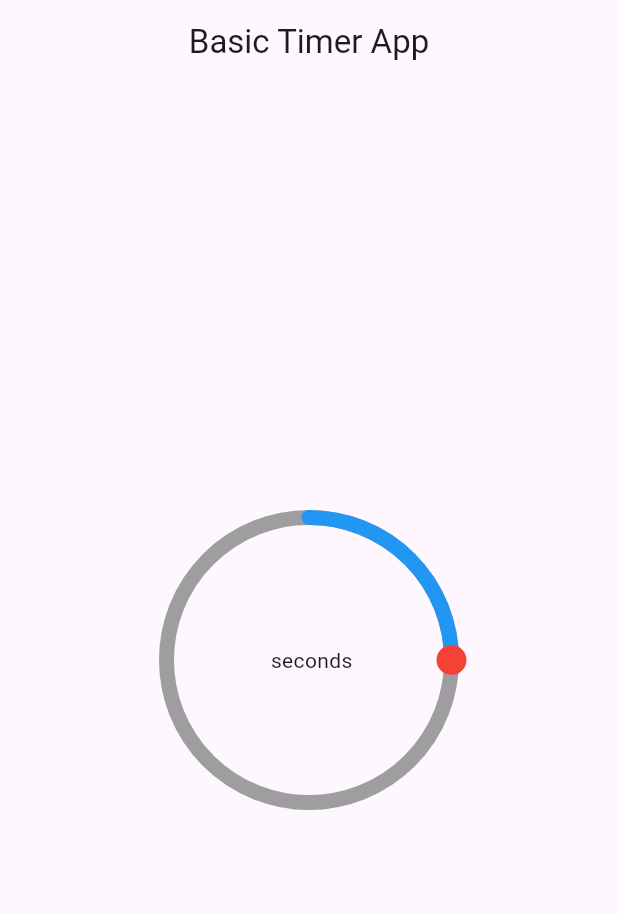
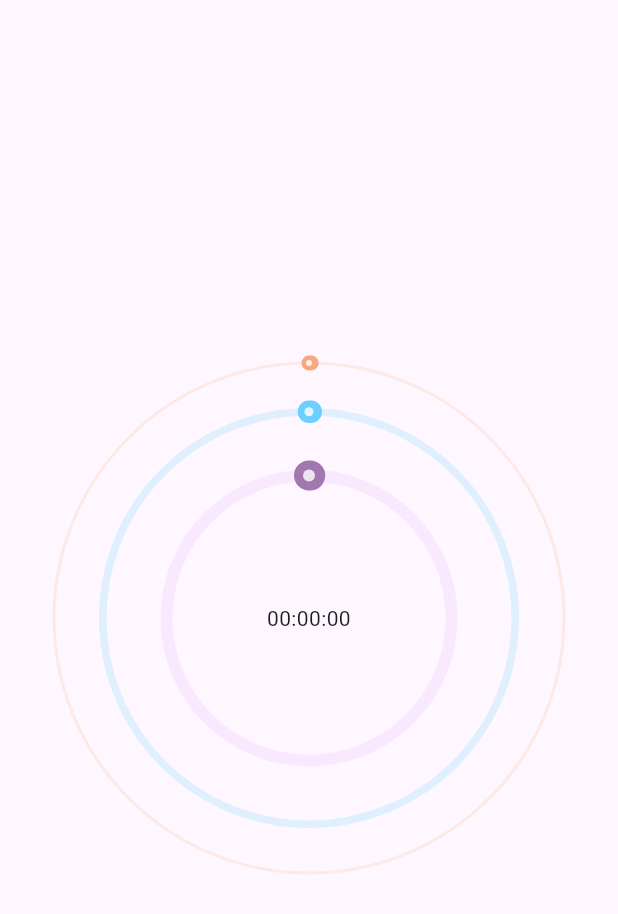
Before and after one commit to Ben-Vollrath/basic-timer-app, a Flutter app: the screen it shows after launch, on a phone screen of 412 x 824 dp. Shown: the top 914 px of the screen. Run offline on Flutter 3.47's test engine with Material 3 defaults, Android fonts, the light colour scheme and no system bars; drawn by our look-alikes of sleek_circular_slider.

Commit message:
Added tripple slider with animation for timer

```diff
--- a/lib/main.dart
+++ b/lib/main.dart
@@ -10,7 +10,7 @@ class MainApp extends StatelessWidget {
 
   @override
   Widget build(BuildContext context) {
-    return MaterialApp(
+    return const MaterialApp(
       home: HomePage()
     );
   }
--- a/lib/pages/home.dart
+++ b/lib/pages/home.dart
@@ -1,7 +1,10 @@
 import 'package:flutter/material.dart';
+
+import 'package:sleek_circular_slider/sleek_circular_slider.dart';
+
+import 'package:basic_timer_app/utils.dart';
 import 'package:basic_timer_app/services/countdown_timer_service.dart';
-import 'package:flutter/widgets.dart';
-import 'package:sleek_circular_slider/sleek_circular_slider.dart';
+import 'package:basic_timer_app/styling/slider_style.dart';
 
 class HomePage extends StatefulWidget {
   const HomePage({super.key});
@@ -11,58 +14,89 @@ class HomePage extends StatefulWidget {
 }
 
 class _HomePageState extends State<HomePage> {
-  final CountdownTimerService _timerService = CountdownTimerService();
-  String _current = '';
+  final CountdownTimerService timerService = CountdownTimerService();
+  String currentSeconds = '00';
+  String currentMinutes = '00';
+  String currentHours = '00';
+
   final TextEditingController _controller = TextEditingController();
 
-  void startTimer() {
-    int start = int.parse(_current);
-    _timerService.start(start, (int current) {
+  void startTimer(double hours, double minutes, double seconds) {
+    double totalSeconds = (hours * 3600) + (minutes * 60) + seconds;
+    timerService.start(totalSeconds, (double current) {
       setState(() {
-        _current = current.toString();
+        currentHours = (current ~/ 3600).toString().padLeft(2, '0');
+        currentMinutes = ((current % 3600) ~/ 60).toString().padLeft(2, '0');
+        currentSeconds = (current % 60).toString().padLeft(2, '0');
       });
     });
   }
 
+
   @override
   Widget build(BuildContext context) {
     return Scaffold(
-      appBar: appBar(),
       body: timer(),
     );
   }
 
   Center timer() {
     return Center(
-      child: Column(
-        mainAxisAlignment: MainAxisAlignment.center,
-        children: [
-          SleekCircularSlider(
+      child: Align(
+        alignment: Alignment.center,
+        child: SleekCircularSlider(
+          initialValue: double.parse(currentSeconds),
           min: 0,
-          max: 200,
+          max: 60,
           onChange: (double value) {
-            _current = value.toInt().toString();
+            currentSeconds = value.floor().toString();
           },
-          appearance: CircularSliderAppearance(
-            startAngle: 270,
-            angleRange: 360,
-            size: 200,
-            customWidths: CustomSliderWidths(progressBarWidth: 10, trackWidth: 10, handlerSize: 10),
-            customColors: CustomSliderColors(
-              progressBarColor: Colors.blue,
-              trackColor: Colors.grey,
-              dotColor: Colors.red,
+          appearance: slider_appearance01,
+          innerWidget: (double value){
+            return Align(
+              alignment: Alignment.center,
+              child: SleekCircularSlider(
+                initialValue: double.parse(currentMinutes),
+                min: 0,
+                max: 60,
+                onChange: (double value) {
+                  currentMinutes = value.floor().toString();
+                },
+                appearance: slider_appearance02,
+                innerWidget: (double value) {
+                  return Align(
+                    alignment: Alignment.center,
+                    child: SleekCircularSlider(
+                      initialValue: double.parse(currentHours),
+                      min: 0,
+                      max: 24,
+                      onChange: (double value) {
+                        currentHours = value.floor().toString();
+                      },
+                      appearance: slider_appearance03,
+                      innerWidget: (double Value) {
+                        return Center(
+                        child: detectStartTimer(),
+                      );
+                      }
                     ),
+                  );
+                }
               ),
-          innerWidget: (double value) {
-            return Center(
-              child: GestureDetector(
+            );
+          }
+        ),
+      )
+    );
+  }
+  GestureDetector detectStartTimer() {
+    return GestureDetector(
     onTap: () {
-            if(_timerService.isRunning()) {
-              _timerService.cancel();
+      if(timerService.isRunning()) {
+        timerService.cancel();
       }
       else {
-              startTimer();
+        startTimer(double.parse(currentHours), double.parse(currentMinutes), double.parse(currentSeconds));
       }
     },
     child: Container(
@@ -74,30 +108,17 @@ class _HomePageState extends State<HomePage> {
       ),
       child: Center(
         child: Text(
-                '$_current seconds',
+            '${currentHours.padLeft(2, '0')}:${currentMinutes.padLeft(2, '0')}:${currentSeconds.padLeft(2, '0')}',
           textAlign: TextAlign.center,
-              ),
         ),
       ),
     ),
             );
   }
-          )
-        ],
-      ),
-    );
-  }
-
-  AppBar appBar() {
-    return AppBar(
-      title: const Text('Basic Timer App'),
-      centerTitle: true,
-    );
-  }
 
   @override
   void dispose() {
-    _timerService.cancel();
+    timerService.cancel();
     super.dispose();
   }
 }
--- /dev/null
+++ b/lib/styling/slider_style.dart
@@ -0,0 +1,57 @@
+import 'package:sleek_circular_slider/sleek_circular_slider.dart';
+import 'package:basic_timer_app/utils.dart';
+import 'package:flutter/material.dart';
+
+final customWidth01 =
+    CustomSliderWidths(trackWidth: 2, progressBarWidth: 10, shadowWidth: 20);
+final customColors01 = CustomSliderColors(
+    dotColor: Colors.white.withOpacity(0.8),
+    trackColor: HexColor('#FFD4BE').withOpacity(0.4),
+    progressBarColor: HexColor('#F6A881'),
+    shadowColor: HexColor('#FFD4BE'),
+    shadowStep: 10.0,
+    shadowMaxOpacity: 0.6);
+
+final CircularSliderAppearance slider_appearance01 = CircularSliderAppearance(
+    customWidths: customWidth01,
+    customColors: customColors01,
+    animationEnabled: false,
+    startAngle: 270,
+    angleRange: 360,
+    size: 350.0,);
+
+final customWidth02 =
+    CustomSliderWidths(trackWidth: 5, progressBarWidth: 15, shadowWidth: 30);
+final customColors02 = CustomSliderColors(
+    dotColor: Colors.white.withOpacity(0.8),
+    trackColor: HexColor('#98DBFC').withOpacity(0.3),
+    progressBarColor: HexColor('#6DCFFF'),
+    shadowColor: HexColor('#98DBFC'),
+    shadowStep: 15.0,
+    shadowMaxOpacity: 0.3);
+
+final CircularSliderAppearance slider_appearance02 = CircularSliderAppearance(
+    customWidths: customWidth02,
+    customColors: customColors02,
+    animationEnabled: false,
+    startAngle: 270,
+    angleRange: 360,
+    size: 290.0,);
+
+final customWidth03 =
+    CustomSliderWidths(trackWidth: 8, progressBarWidth: 20, shadowWidth: 40);
+final customColors03 = CustomSliderColors(
+    dotColor: Colors.white.withOpacity(0.8),
+    trackColor: HexColor('#EFC8FC').withOpacity(0.3),
+    progressBarColor: HexColor('#A177B0'),
+    shadowColor: HexColor('#EFC8FC'),
+    shadowStep: 20.0,
+    shadowMaxOpacity: 0.3);
+
+final CircularSliderAppearance slider_appearance03 = CircularSliderAppearance(
+    customWidths: customWidth03,
+    customColors: customColors03,
+    animationEnabled: false,
+    startAngle: 270,
+    angleRange: 360,
+    size: 210.0,);
--- a/lib/utils.dart
+++ b/lib/utils.dart
@@ -4,7 +4,7 @@ class HexColor extends Color {
   static int _getColorFromHex(String hexColor) {
     hexColor = hexColor.toUpperCase().replaceAll('#', '');
     if (hexColor.length == 6) {
-      hexColor = 'FF' + hexColor;
+      hexColor = 'FF$hexColor';
     }
     return int.parse(hexColor, radix: 16);
   }
```
Also changed, not shown: lib/services/countdown_timer_service.dart (+4 -4 lines). Lines whose indentation alone changed are shown as unchanged.
